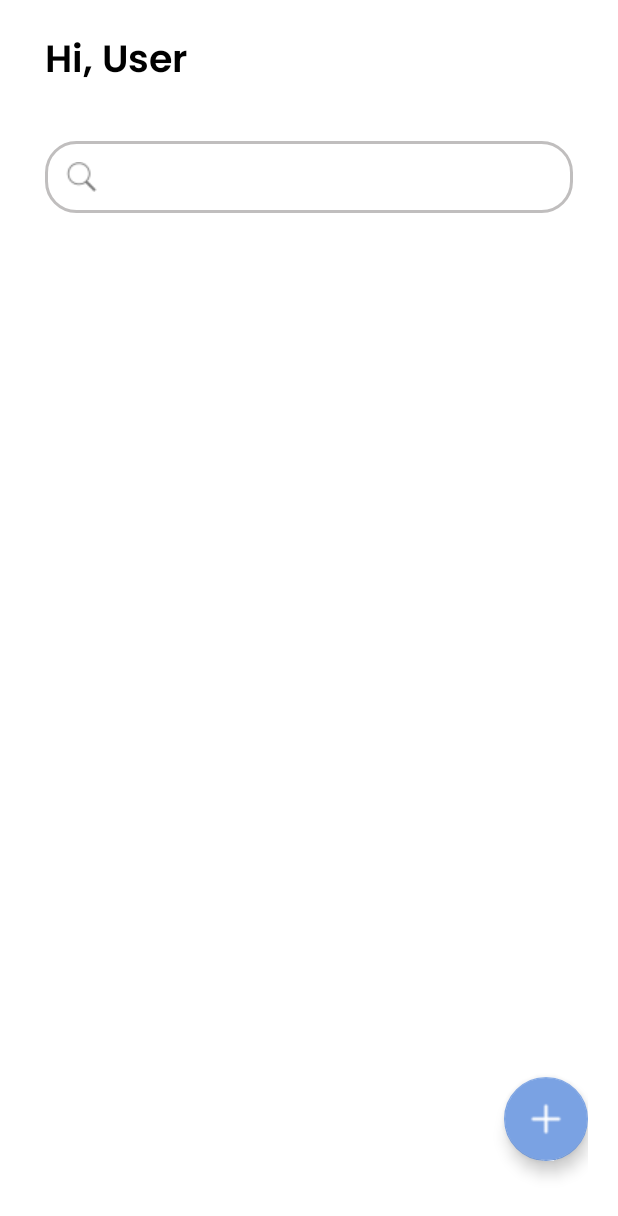
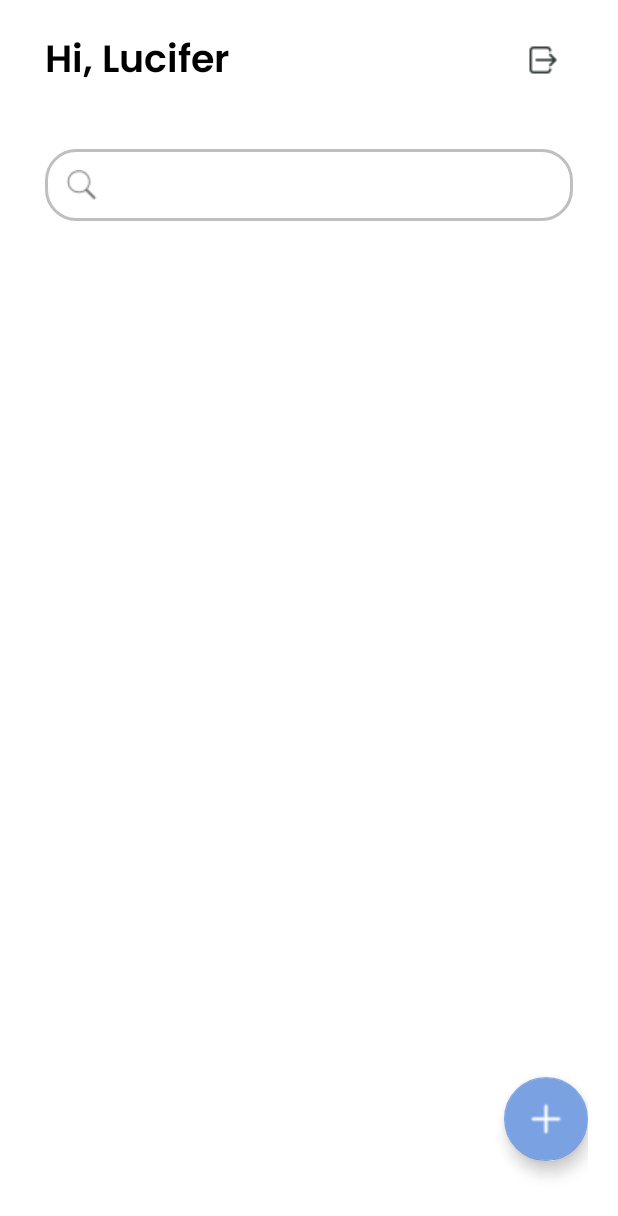
Before and after one commit to TA-PBB/client-side, an Android app: the MainActivity screen opened directly, with no data from a screen before it, on a phone screen of 412 x 824 dp. Shown: the top 1216 px of the screen. Run offline under Robolectric (Android 15) with nearby library versions, the phone set to English and light mode, and no system bars.

Commit message:
login register textview

```diff
--- a/app/src/main/java/com/example/taskmaster/ui/MainActivity.kt
+++ b/app/src/main/java/com/example/taskmaster/ui/MainActivity.kt
@@ -12,9 +12,9 @@ class MainActivity : AppCompatActivity() {
         super.onCreate(savedInstanceState)
         setContentView(R.layout.activity_main)
 
-        val username = intent.getStringExtra("USERNAME") ?: "User"
-        val greetingTextView: TextView = findViewById(R.id.greetingTextView)
-        greetingTextView.text = "Hi, $username"
+//        val username = intent.getStringExtra("USERNAME") ?: "User"
+//        val greetingTextView: TextView = findViewById(R.id.greetingTextView)
+//        greetingTextView.text = "Hi, $username"
 
         val fab: FloatingActionButton = findViewById(R.id.fab)
         fab.setOnClickListener {
--- a/app/src/main/java/com/example/taskmaster/ui/SplashActivity.kt
+++ b/app/src/main/java/com/example/taskmaster/ui/SplashActivity.kt
@@ -15,7 +15,7 @@ class SplashActivity : AppCompatActivity() {
         // Simulate loading process
         Handler(Looper.getMainLooper()).postDelayed({
             // Start the main activity after the splash screen
-            val intent = Intent(this, RegisterActivity::class.java)
+            val intent = Intent(this, LoginActivity::class.java)
             startActivity(intent)
             finish()
         }, 1000) // Delay in milliseconds (e.g., 3000ms = 3 seconds)
--- a/app/src/main/res/layout/activity_main.xml
+++ b/app/src/main/res/layout/activity_main.xml
@@ -9,17 +9,31 @@
     android:paddingRight="20dp"
     android:paddingTop="10dp"
     tools:context=".ui.MainActivity">
-    <!--Text View -->
+    <!--Text View & Logout -->
+    <RelativeLayout
+        android:layout_width="wrap_content"
+        android:layout_height="wrap_content"
+        android:layout_marginBottom="5dp"
+        android:layout_alignParentTop="true">
+
         <TextView
-        android:id="@+id/greetingTextView"
             android:fontFamily="@font/poppinssemibold"
             android:layout_width="wrap_content"
             android:layout_height="wrap_content"
             android:layout_column="1"
-        android:text="Hi, User"
+            android:text="Hi, Lucifer"
             android:textColor="#000"
             android:padding="10dp"
             android:textSize="25dp" />
+
+        <ImageButton
+            android:id="@+id/logoutBtn"
+            android:layout_width="60dp"
+            android:layout_height="60dp"
+            android:layout_alignParentRight="true"
+            android:background="@color/white"
+            android:src="@drawable/icon_logout"/>
+    </RelativeLayout>
 
     <!--Search-->
     <com.google.android.material.textfield.TextInputLayout
--- a/app/src/main/res/layout/activity_register.xml
+++ b/app/src/main/res/layout/activity_register.xml
@@ -59,7 +59,7 @@
         android:gravity="start|center_vertical"
         android:background="@drawable/etstyle"
         android:layout_marginTop="15sp"
-        android:layout_marginBottom="180sp"/>
+        android:layout_marginBottom="250sp"/>
     <Button
         android:layout_width="match_parent"
         android:layout_height="wrap_content"
```
Also changed, not shown: app/src/main/java/com/example/taskmaster/ui/RegisterActivity.kt (+10 -0 lines), app/src/main/res/drawable/icon_logout.png (added). Lines whose indentation alone changed are shown as unchanged.
